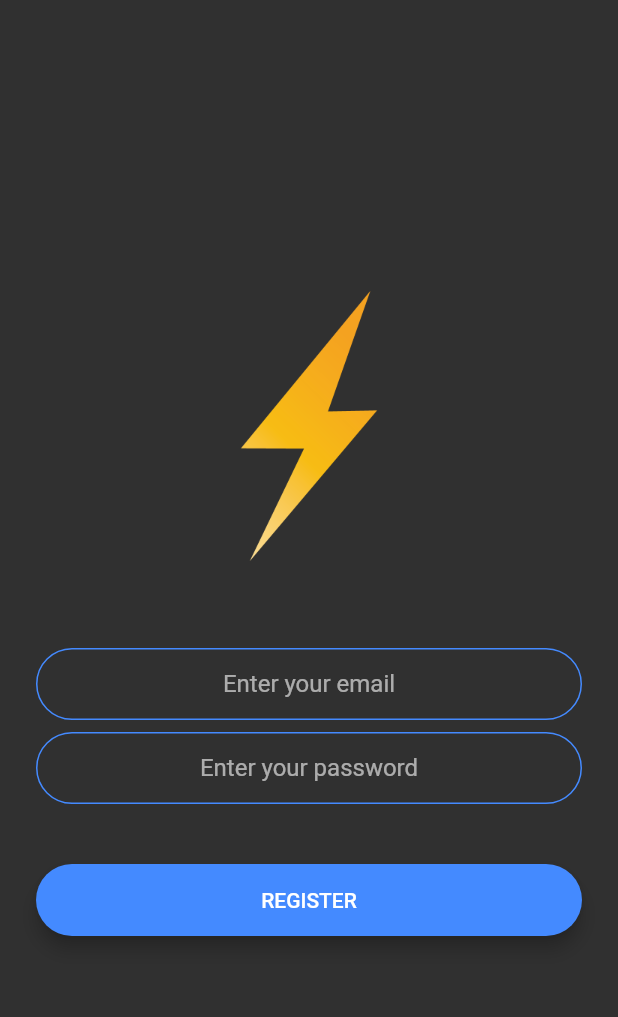
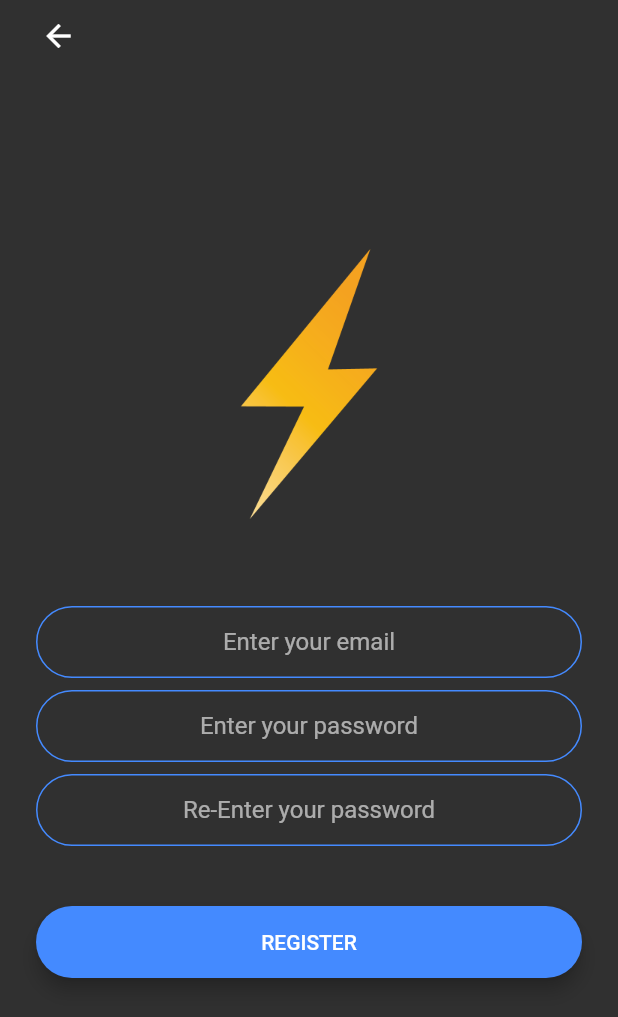
Before and after one commit to ProjektyStudenckie/PaceApp, a Flutter app: the RegistrationScreen screen opened by its route, on a phone screen of 412 x 824 dp. Shown: the top 1017 px of the screen. Run offline on Flutter 3.47's test engine with Material 2 defaults, Android fonts, the phone set to English and light mode, and no system bars; our stand-ins replace firebase_auth, firebase_core, simple_animations; accounts and stored records are empty.

Commit message:
Introduce back button and password confirmation

```diff
--- a/lib/screens/registration_screen.dart
+++ b/lib/screens/registration_screen.dart
@@ -21,9 +21,23 @@ class _RegistrationScreenState extends State<RegistrationScreen> {
     final _auth = FirebaseAuth.instance;
     String email;
     String password;
+    String password_confirm;
 
     return Scaffold(
-      body: Padding(
+      body: SafeArea(
+        child: Stack(
+          children: [
+            Padding(
+              padding:
+                  const EdgeInsets.symmetric(vertical: 0.0, horizontal: 15.0),
+              child: IconButton(
+                icon: Icon(Icons.arrow_back),
+                onPressed: () {
+                  Navigator.pop(context);
+                },
+              ),
+            ),
+            Padding(
               padding: EdgeInsets.symmetric(horizontal: 24.0),
               child: Column(
                 mainAxisAlignment: MainAxisAlignment.center,
@@ -63,6 +77,19 @@ class _RegistrationScreenState extends State<RegistrationScreen> {
                     ),
                   ),
                   SizedBox(
+                    height: 8.0,
+                  ),
+                  TextField(
+                    obscureText: true,
+                    textAlign: TextAlign.center,
+                    onChanged: (value) {
+                      password_confirm = value;
+                    },
+                    decoration: kTextFieldDecoration.copyWith(
+                      hintText: 'Re-Enter your password',
+                    ),
+                  ),
+                  SizedBox(
                     height: 24.0,
                   ),
                   RoundedButton(
@@ -76,6 +103,11 @@ class _RegistrationScreenState extends State<RegistrationScreen> {
 
                       if (!isEmailValid(email)) {
                         ToastUtils.showCustomToast(context, "Email is invalid!");
+                        return;
+                      }
+
+                      if (password_confirm != password) {
+                        ToastUtils.showCustomToast(context, "Passwords are not equal!");
                         return;
                       }
 
@@ -99,6 +131,9 @@ class _RegistrationScreenState extends State<RegistrationScreen> {
                 ],
               ),
             ),
+          ],
+        ),
+      ),
     );
   }
 }
```
Also changed, not shown: lib/screens/login_screen.dart (+21 -3 lines). Lines whose indentation alone changed are shown as unchanged.
